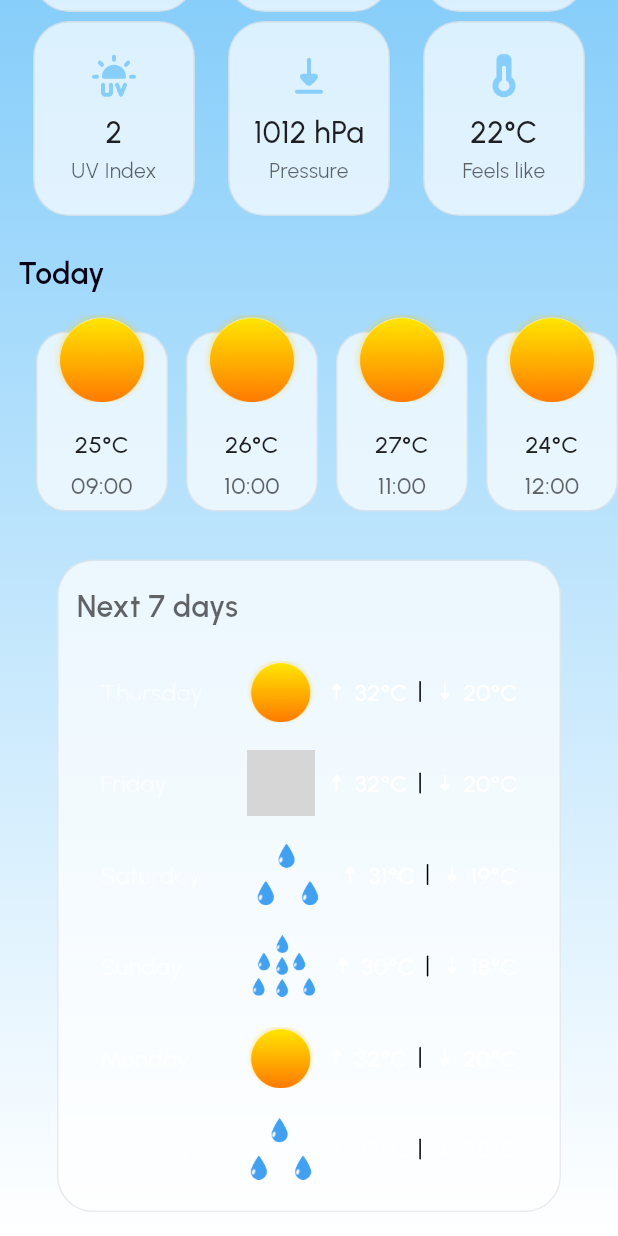
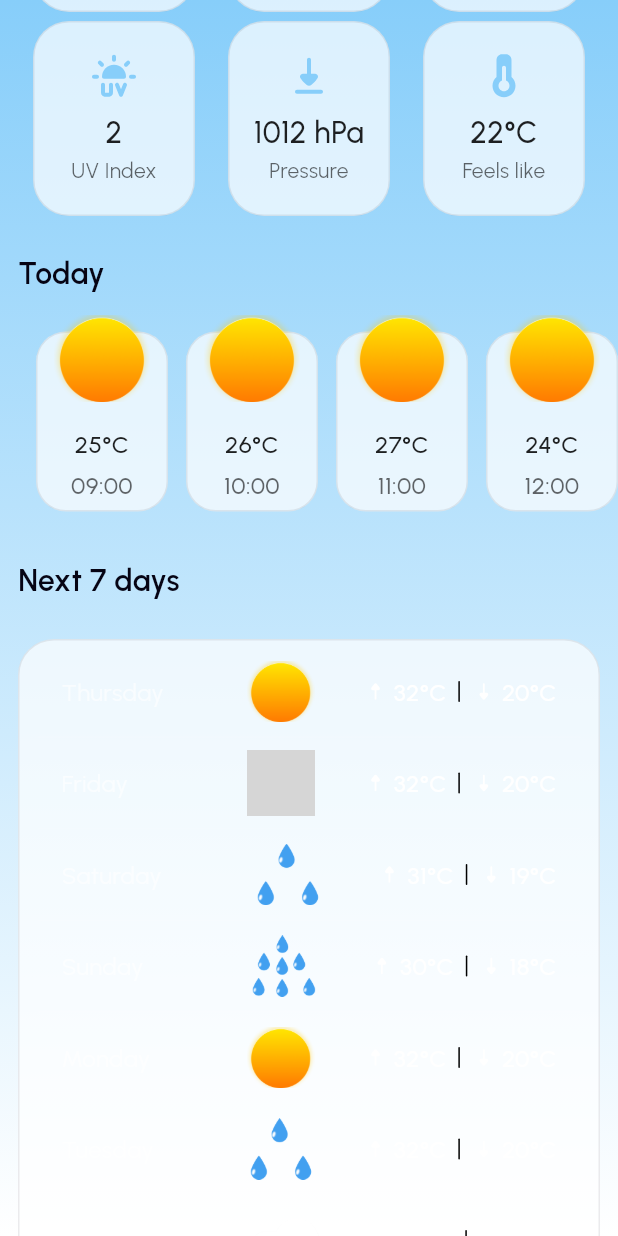
Before and after one commit to Havana-Squad/weather_app, a Flutter app: the screen it shows after launch, scrolled down 362 dp, on a phone screen of 412 x 824 dp. Run offline on Flutter 3.47's test engine with Material 3 defaults, Android fonts, the phone set to English and light mode, and no system bars; our stand-ins replace dio, equatable, flutter_svg, geolocator, get_it, vector_graphics; grey boxes are pictures that could not be loaded.

Commit message:
feat: refactor DailyDetailsInfoSection component and clean up imports

```diff
--- a/lib/presentation/screen/component/daily_details_info_component.dart
+++ b/lib/presentation/screen/component/daily_details_info_component.dart
@@ -2,7 +2,6 @@ import 'package:flutter/material.dart';
 
 import '../../../l10n/app_localizations.dart';
 import '../weather_screen_state.dart';
-import '../daily_forecast_state.dart';
 import 'daily_details_info.dart';
 
 class DailyDetailsInfoSection extends StatelessWidget {
@@ -12,8 +11,25 @@ class DailyDetailsInfoSection extends StatelessWidget {
 
   @override
   Widget build(BuildContext context) {
-    return Container(
-      width: 336,
+    return Column(
+      crossAxisAlignment: CrossAxisAlignment.start,
+      children: [
+        Padding(
+          padding: const EdgeInsets.symmetric(horizontal: 12),
+          child: Text(
+            AppLocalizations.of(context)!.daily_forecast_title,
+            style: TextStyle(
+              fontSize: 20,
+              fontWeight: FontWeight.w600,
+              letterSpacing: 0.25,
+              color: Theme.of(context).colorScheme.secondaryContainer,
+              fontFamily: 'Urbanist',
+            ),
+          ),
+        ),
+        const SizedBox(height: 24),
+        Container(
+          margin: const EdgeInsets.symmetric(horizontal: 12),
           height: 435,
           padding: const EdgeInsets.symmetric(vertical: 4),
           decoration: BoxDecoration(
@@ -21,23 +37,6 @@ class DailyDetailsInfoSection extends StatelessWidget {
             border: Border.all(color: Theme.of(context).colorScheme.outline, width: 1),
             color: Theme.of(context).colorScheme.surface,
           ),
-      child: Column(
-        crossAxisAlignment: CrossAxisAlignment.start,
-        children: [
-          Padding(
-            padding: const EdgeInsets.all(12),
-            child: Text(
-              AppLocalizations.of(context)!.daily_forecast_title,
-              style: TextStyle(
-                fontSize: 20,
-                fontWeight: FontWeight.w600,
-                letterSpacing: 0.25,
-                color: Theme.of(context).colorScheme.onSurfaceVariant,
-                fontFamily: 'Urbanist',
-              ),
-            ),
-          ),
-          Expanded(
           child: ListView.builder(
             padding: const EdgeInsets.symmetric(horizontal: 12),
             itemCount: dailyForecast.length,
@@ -53,7 +52,6 @@ class DailyDetailsInfoSection extends StatelessWidget {
           ),
         ),
       ],
-      ),
     );
   }
 }
--- a/lib/presentation/screen/weather_screen.dart
+++ b/lib/presentation/screen/weather_screen.dart
@@ -6,7 +6,6 @@ import 'package:weather_app/presentation/screen/weather_screen_state.dart';
 import '../design_system/theme/app_themes.dart';
 import 'component/daily_details_info_component.dart';
 import 'component/location_card.dart';
-import 'daily_forecast_state.dart';
 
 class WeatherScreen extends StatelessWidget {
   const WeatherScreen({super.key});
```
Lines whose indentation alone changed are shown as unchanged.
